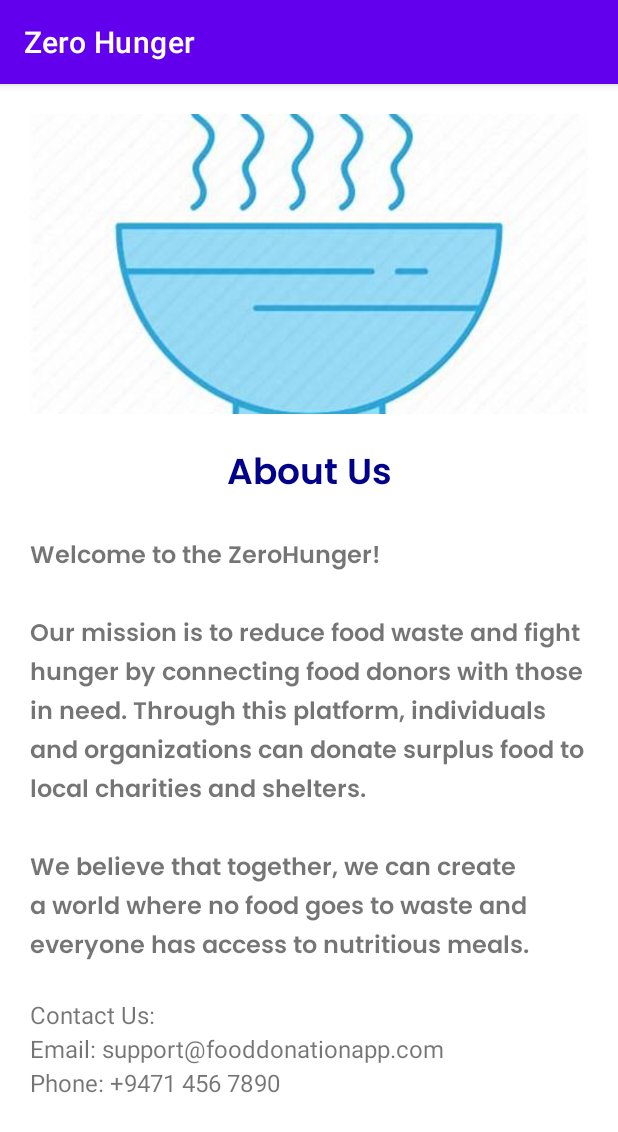
After one commit to MithuN19/Zrero-Hunger-Mobile-Application, an Android app: the aboutus screen opened directly, with no data from a screen before it, on a phone screen of 412 x 824 dp. The commit adds this screen. Shown: the top 1132 px of the screen. Run offline under Robolectric (Android 15) with nearby library versions, the phone set to English and light mode, and no system bars.

Commit message:
created about us page

```diff
--- a/app/src/main/AndroidManifest.xml
+++ b/app/src/main/AndroidManifest.xml
@@ -13,6 +13,9 @@
         android:theme="@style/Theme.ZeroHunger"
         tools:targetApi="31">
         <activity
+            android:name=".aboutus"
+            android:exported="false" />
+        <activity
             android:name=".donate"
             android:exported="false" />
         <activity
--- /dev/null
+++ b/app/src/main/java/com/example/zerohunger/aboutus.java
@@ -0,0 +1,23 @@
+package com.example.zerohunger;
+
+import android.os.Bundle;
+import androidx.appcompat.app.AppCompatActivity;
+
+public class aboutus extends AppCompatActivity {
+
+    @Override
+    protected void onCreate(Bundle savedInstanceState) {
+        super.onCreate(savedInstanceState);
+        setContentView(R.layout.activity_aboutus); // Ensure this layout exists
+
+        // Example: Properly initializing views before applying operations
+        // If you're using custom handling for WindowInsets or other advanced features,
+        // ensure the view exists and is not null before applying the listener.
+
+        // Example (if necessary):
+        // View someView = findViewById(R.id.some_view);
+        // if (someView != null) {
+        //     ViewCompat.setOnApplyWindowInsetsListener(someView, (v, insets) -> insets);
+        // }
+    }
+}
--- /dev/null
+++ b/app/src/main/res/layout/activity_aboutus.xml
@@ -0,0 +1,55 @@
+<?xml version="1.0" encoding="utf-8"?>
+<ScrollView xmlns:android="http://schemas.android.com/apk/res/android"
+    android:layout_width="match_parent"
+    android:layout_height="match_parent"
+    android:padding="20dp">
+
+    <LinearLayout
+        android:layout_width="match_parent"
+        android:layout_height="wrap_content"
+        android:orientation="vertical">
+
+        <!-- Logo -->
+        <ImageView
+            android:id="@+id/logo"
+            android:layout_width="match_parent"
+            android:layout_height="200dp"
+            android:src="@drawable/zero"
+            android:scaleType="centerCrop"
+            android:layout_marginBottom="20dp" />
+
+        <!-- Heading -->
+        <TextView
+            android:id="@+id/about_us_heading"
+            android:layout_width="match_parent"
+            android:layout_height="wrap_content"
+            android:text="About Us"
+            android:textSize="24sp"
+            android:textColor="@color/dark_blue"
+            android:fontFamily="@font/poppins_semibold"
+            android:textStyle="bold"
+            android:gravity="center"
+            android:layout_marginBottom="20dp" />
+
+        <!-- Description -->
+        <TextView
+            android:id="@+id/about_us_description"
+            android:layout_width="match_parent"
+            android:layout_height="wrap_content"
+            android:text="Welcome to the ZeroHunger!\n\nOur mission is to reduce food waste and fight hunger by connecting food donors with those in need. Through this platform, individuals and organizations can donate surplus food to local charities and shelters.\n\nWe believe that together, we can create a world where no food goes to waste and everyone has access to nutritious meals."
+            android:textSize="16sp"
+            android:fontFamily="@font/poppins_semibold"
+            android:lineSpacingExtra="4dp"
+            android:layout_marginBottom="20dp" />
+
+        <!-- Contact Info -->
+        <TextView
+            android:id="@+id/contact_info"
+            android:layout_width="match_parent"
+            android:layout_height="wrap_content"
+            android:text="Contact Us:\nEmail: support@fooddonationapp.com\nPhone: +9471 456 7890"
+            android:textSize="16sp"
+            android:lineSpacingExtra="4dp" />
+
+    </LinearLayout>
+</ScrollView>
--- a/app/src/main/res/values/colors.xml
+++ b/app/src/main/res/values/colors.xml
@@ -8,4 +8,5 @@
     <color name="black">#FF000000</color>
     <color name="white">#FFFFFFFF</color>
     <color name="lavender">#8692f7</color>
+    <color name="dark_blue">#00008b</color>
 </resources>
```
Also changed, not shown: app/src/main/res/drawable/zero.jpg (added).
